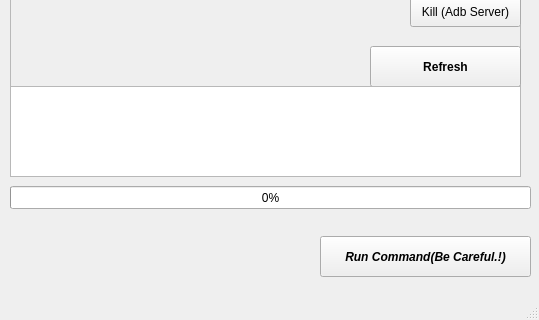
kenkit/launchers, file SampleQT/Android_Unlocker/mainwindow.ui: the form before one commit; both pictures show x 0 to 539 and y 340 to 660 of the 539 by 660 pixel window.
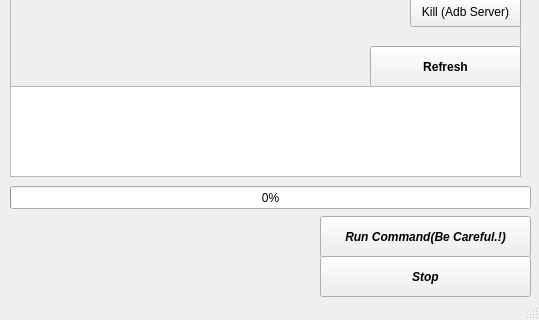
The form after the commit. Icons and pictures are not drawn.

Diff of the .ui file:
```diff
--- a/SampleQT/Android_Unlocker/mainwindow.ui
+++ b/SampleQT/Android_Unlocker/mainwindow.ui
@@ -375,7 +375,7 @@
     <property name="geometry">
      <rect>
       <x>320</x>
-      <y>540</y>
+      <y>520</y>
       <width>211</width>
       <height>41</height>
      </rect>
@@ -424,6 +424,29 @@
      </rect>
     </property>
    </widget>
+   <widget class="QPushButton" name="pushButton_7">
+    <property name="geometry">
+     <rect>
+      <x>320</x>
+      <y>560</y>
+      <width>211</width>
+      <height>41</height>
+     </rect>
+    </property>
+    <property name="font">
+     <font>
+      <weight>75</weight>
+      <italic>true</italic>
+      <bold>true</bold>
+     </font>
+    </property>
+    <property name="styleSheet">
+     <string notr="true"/>
+    </property>
+    <property name="text">
+     <string>Stop</string>
+    </property>
+   </widget>
   </widget>
   <widget class="QMenuBar" name="menuBar">
    <property name="geometry">
```
